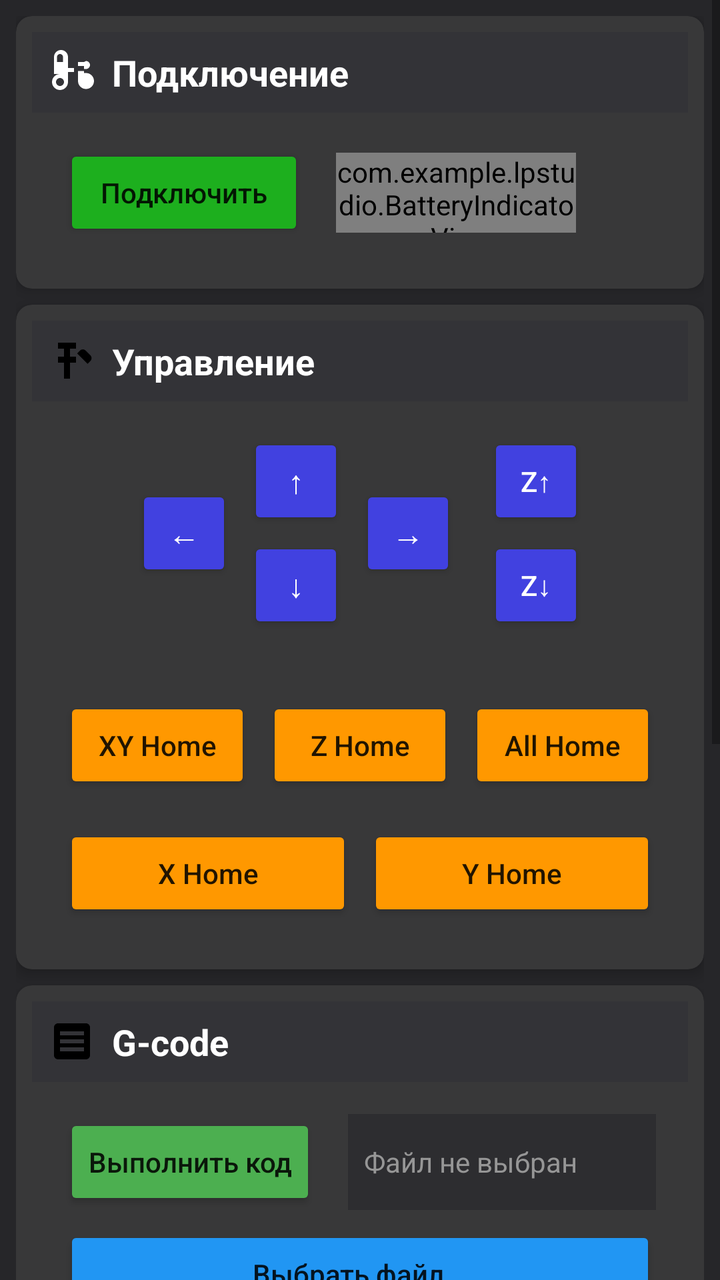
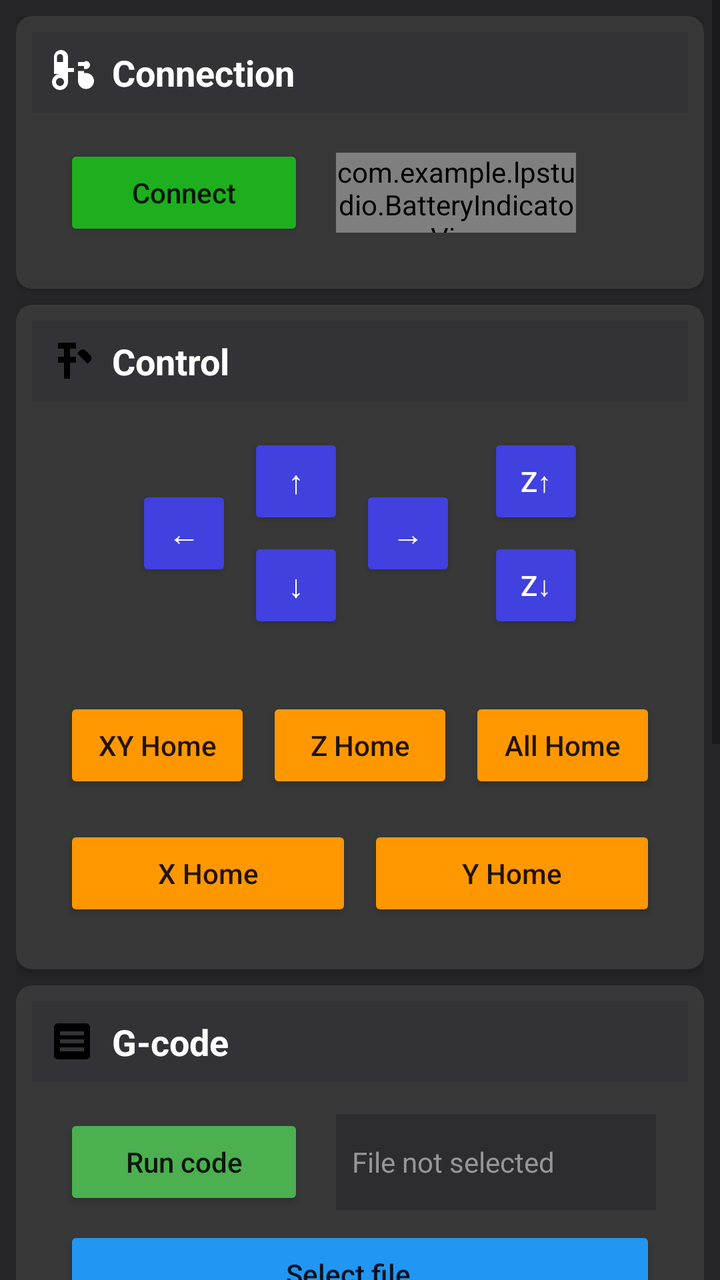

Screens rendered from an Android XML layout before and after an edit, with the pre-edit source and the edit as a unified diff.
<!-- AndroidManifest.xml: application theme Theme.LPStudio -->
<!-- res/layout/fragment_device.xml -->
<?xml version="1.0" encoding="utf-8"?>
<ScrollView xmlns:android="http://schemas.android.com/apk/res/android"
    xmlns:app="http://schemas.android.com/apk/res-auto"
    xmlns:tools="http://schemas.android.com/tools"
    android:layout_width="match_parent"
    android:layout_height="match_parent"
    android:background="@color/dark_background">

    <LinearLayout
        android:layout_width="match_parent"
        android:layout_height="wrap_content"
        android:orientation="vertical"
        android:padding="8dp">

        
        <androidx.cardview.widget.CardView
            android:layout_width="match_parent"
            android:layout_height="wrap_content"
            android:layout_marginBottom="8dp"
            app:cardBackgroundColor="@color/panel_background"
            app:cardCornerRadius="8dp"
            app:cardElevation="4dp">

            <LinearLayout
                android:layout_width="match_parent"
                android:layout_height="wrap_content"
                android:orientation="vertical"
                android:padding="8dp">

                
                <LinearLayout
                    android:layout_width="match_parent"
                    android:layout_height="wrap_content"
                    android:orientation="horizontal"
                    android:background="@color/panel_header"
                    android:padding="8dp"
                    android:gravity="center_vertical">

                    <ImageView
                        android:layout_width="24dp"
                        android:layout_height="24dp"
                        android:layout_marginEnd="8dp"
                        android:src="@drawable/ic_bluetooth" />

                    <TextView
                        android:layout_width="wrap_content"
                        android:layout_height="wrap_content"
                        android:text="Подключение"
                        android:textColor="@android:color/white"
                        android:textSize="18sp"
                        android:textStyle="bold" />

                </LinearLayout>

                
                <LinearLayout
                    android:layout_width="match_parent"
                    android:layout_height="wrap_content"
                    android:orientation="horizontal"
                    android:padding="16dp"
                    android:gravity="center_vertical">

                    <Button
                        android:id="@+id/connectButton"
                        android:layout_width="wrap_content"
                        android:layout_height="48dp"
                        android:layout_marginEnd="16dp"
                        android:minWidth="120dp"
                        android:text="Подключить"
                        android:textAllCaps="false"
                        android:backgroundTint="@color/connect"
                        style="@style/Widget.AppCompat.Button" />

                    <com.example.lpstudio.BatteryIndicatorView
                        android:id="@+id/batteryIndicator"
                        android:layout_width="120dp"
                        android:layout_height="40dp" />

                </LinearLayout>

            </LinearLayout>

        </androidx.cardview.widget.CardView>

        
        <androidx.cardview.widget.CardView
            android:layout_width="match_parent"
            android:layout_height="wrap_content"
            android:layout_marginBottom="8dp"
            app:cardBackgroundColor="@color/panel_background"
            app:cardCornerRadius="8dp"
            app:cardElevation="4dp">

            <LinearLayout
                android:layout_width="match_parent"
                android:layout_height="wrap_content"
                android:orientation="vertical"
                android:padding="8dp">
				
                <LinearLayout
                    android:layout_width="match_parent"
                    android:layout_height="wrap_content"
                    android:orientation="horizontal"
                    android:background="@color/panel_header"
                    android:padding="8dp"
                    android:gravity="center_vertical">

                    <ImageView
                        android:layout_width="24dp"
                        android:layout_height="24dp"
                        android:layout_marginEnd="8dp"
                        android:src="@drawable/ic_tool" />

                    <TextView
                        android:layout_width="wrap_content"
                        android:layout_height="wrap_content"
                        android:text="Управление"
                        android:textColor="@android:color/white"
                        android:textSize="18sp"
                        android:textStyle="bold" />

                </LinearLayout>

                
                <LinearLayout
                    android:layout_width="match_parent"
                    android:layout_height="wrap_content"
                    android:orientation="horizontal"
                    android:padding="16dp"
                    android:gravity="center">

                    
                    <Button
                        android:id="@+id/moveXLeftButton"
                        android:layout_width="48dp"
                        android:layout_height="48dp"
                        android:layout_marginEnd="8dp"
                        android:backgroundTint="@color/movement_button"
                        android:text="←"
                        android:textColor="@android:color/white"
                        android:textSize="16sp" />

                    
                    <LinearLayout
                        android:layout_width="wrap_content"
                        android:layout_height="wrap_content"
                        android:orientation="vertical"
                        android:layout_marginEnd="8dp">

                        <Button
                            android:id="@+id/moveYUpButton"
                            android:layout_width="48dp"
                            android:layout_height="48dp"
                            android:layout_marginBottom="4dp"
                            android:backgroundTint="@color/movement_button"
                            android:text="↑"
                            android:textColor="@android:color/white"
                            android:textSize="16sp" />

                        <Button
                            android:id="@+id/moveYDownButton"
                            android:layout_width="48dp"
                            android:layout_height="48dp"
                            android:backgroundTint="@color/movement_button"
                            android:text="↓"
                            android:textColor="@android:color/white"
                            android:textSize="16sp" />

                    </LinearLayout>

                    
                    <Button
                        android:id="@+id/moveXRightButton"
                        android:layout_width="48dp"
                        android:layout_height="48dp"
                        android:layout_marginEnd="16dp"
                        android:backgroundTint="@color/movement_button"
                        android:text="→"
                        android:textColor="@android:color/white"
                        android:textSize="16sp" />

                    
                    <LinearLayout
                        android:layout_width="wrap_content"
                        android:layout_height="wrap_content"
                        android:orientation="vertical">
						<Button
                            android:id="@+id/moveZUpButton"
                            android:layout_width="48dp"
                            android:layout_height="48dp"
                            android:layout_marginBottom="4dp"
                            android:backgroundTint="@color/movement_button"
                            android:text="Z↑"
                            android:textColor="@android:color/white"
                            android:textSize="14sp" />

                        <Button
                            android:id="@+id/moveZDownButton"
                            android:layout_width="48dp"
                            android:layout_height="48dp"
                            android:backgroundTint="@color/movement_button"
                            android:text="Z↓"
                            android:textColor="@android:color/white"
                            android:textSize="14sp" />

                    </LinearLayout>

                </LinearLayout>

                
                <LinearLayout
                    android:layout_width="match_parent"
                    android:layout_height="wrap_content"
                    android:orientation="horizontal"
                    android:padding="16dp"
                    android:gravity="center">

                    <Button
                        android:id="@+id/homeXYButton"
                        android:layout_width="0dp"
                        android:layout_height="48dp"
                        android:layout_weight="1"
                        android:layout_marginEnd="8dp"
                        android:backgroundTint="@color/home_button"
                        android:text="XY Home"
                        android:textAllCaps="false"
                        style="@style/Widget.AppCompat.Button" />

                    <Button
                        android:id="@+id/homeZButton"
                        android:layout_width="0dp"
                        android:layout_height="48dp"
                        android:layout_weight="1"
                        android:layout_marginEnd="8dp"
                        android:backgroundTint="@color/home_button"
                        android:text="Z Home"
                        android:textAllCaps="false"
                        style="@style/Widget.AppCompat.Button" />

                    <Button
                        android:id="@+id/homeAllButton"
                        android:layout_width="0dp"
                        android:layout_height="48dp"
                        android:layout_weight="1"
                        android:backgroundTint="@color/home_button"
                        android:text="All Home"
                        android:textAllCaps="false"
                        style="@style/Widget.AppCompat.Button" />

                </LinearLayout>

                
                <LinearLayout
                    android:layout_width="match_parent"
                    android:layout_height="wrap_content"
                    android:orientation="horizontal"
                    android:paddingHorizontal="16dp"
                    android:paddingBottom="16dp"
                    android:gravity="center">

                    <Button
                        android:id="@+id/homeXButton"
                        android:layout_width="0dp"
                        android:layout_height="48dp"
                        android:layout_weight="1"
                        android:layout_marginEnd="8dp"
                        android:backgroundTint="@color/home_button"
                        android:text="X Home"
                        android:textAllCaps="false"
                        style="@style/Widget.AppCompat.Button" />
						<Button
                        android:id="@+id/homeYButton"
                        android:layout_width="0dp"
                        android:layout_height="48dp"
                        android:layout_weight="1"
                        android:backgroundTint="@color/home_button"
                        android:text="Y Home"
                        android:textAllCaps="false"
                        style="@style/Widget.AppCompat.Button" />

                </LinearLayout>

            </LinearLayout>

        </androidx.cardview.widget.CardView>

        
        <androidx.cardview.widget.CardView
            android:layout_width="match_parent"
            android:layout_height="wrap_content"
            android:layout_marginBottom="8dp"
            app:cardBackgroundColor="@color/panel_background"
            app:cardCornerRadius="8dp"
            app:cardElevation="4dp">

            <LinearLayout
                android:layout_width="match_parent"
                android:layout_height="wrap_content"
                android:orientation="vertical"
                android:padding="8dp">

                
                <LinearLayout
                    android:layout_width="match_parent"
                    android:layout_height="wrap_content"
                    android:orientation="horizontal"
                    android:background="@color/panel_header"
                    android:padding="8dp"
                    android:gravity="center_vertical">

                    <ImageView
                        android:layout_width="24dp"
                        android:layout_height="24dp"
                        android:layout_marginEnd="8dp"
                        android:src="@drawable/ic_gcode" />

                    <TextView
                        android:layout_width="wrap_content"
                        android:layout_height="wrap_content"
                        android:text="G-code"
                        android:textColor="@android:color/white"
                        android:textSize="18sp"
                        android:textStyle="bold" />

                </LinearLayout>

                
                <LinearLayout
                    android:layout_width="match_parent"
                    android:layout_height="wrap_content"
                    android:orientation="vertical"
                    android:padding="16dp">

                    <LinearLayout
                        android:layout_width="match_parent"
                        android:layout_height="wrap_content"
                        android:orientation="horizontal"
                        android:layout_marginBottom="8dp">

                        <Button
                            android:id="@+id/executeButton"
                            android:layout_width="wrap_content"
                            android:layout_height="48dp"
                            android:layout_marginEnd="16dp"
                            android:minWidth="120dp"
                            android:text="Выполнить код"
                            android:textAllCaps="false"
                            android:backgroundTint="@color/execute_button"
                            style="@style/Widget.AppCompat.Button" />

                        <TextView
                            android:id="@+id/filePathTextView"
                            android:layout_width="0dp"
                            android:layout_height="48dp"
                            android:layout_weight="1"
                            android:background="@color/edit_text_background"
                            android:gravity="center_vertical"
                            android:paddingStart="8dp"
                            android:paddingEnd="8dp"
                            android:text="Файл не выбран"
                            android:textColor="@color/text_secondary"
                            android:ellipsize="end"
                            android:singleLine="true" />
							</LinearLayout>

                    <Button
                        android:id="@+id/browseButton"
                        android:layout_width="match_parent"
                        android:layout_height="48dp"
                        android:text="Выбрать файл..."
                        android:textAllCaps="false"
                        android:backgroundTint="@color/browse_button"
                        style="@style/Widget.AppCompat.Button" />

                </LinearLayout>

            </LinearLayout>

        </androidx.cardview.widget.CardView>

        
        <androidx.cardview.widget.CardView
            android:layout_width="match_parent"
            android:layout_height="400dp"
            app:cardBackgroundColor="@color/panel_background"
            app:cardCornerRadius="8dp"
            app:cardElevation="4dp">

            <LinearLayout
                android:layout_width="match_parent"
                android:layout_height="match_parent"
                android:orientation="vertical">

                
                <LinearLayout
                    android:layout_width="match_parent"
                    android:layout_height="wrap_content"
                    android:orientation="horizontal"
                    android:background="@color/panel_header"
                    android:padding="8dp"
                    android:gravity="center_vertical">

                    <ImageView
                        android:layout_width="24dp"
                        android:layout_height="24dp"
                        android:layout_marginEnd="8dp"
                        android:src="@drawable/ic_console" />

                    <TextView
                        android:layout_width="wrap_content"
                        android:layout_height="wrap_content"
                        android:text="Консоль"
                        android:textColor="@android:color/white"
                        android:textSize="18sp"
                        android:textStyle="bold" />

                </LinearLayout>

                
                <ScrollView
                    android:id="@+id/consoleScrollView"
                    android:layout_width="match_parent"
                    android:layout_height="0dp"
                    android:layout_weight="1"
                    android:padding="8dp"
                    android:background="@color/console_background">

                    <TextView
                        android:id="@+id/consoleTextView"
                        android:layout_width="match_parent"
                        android:layout_height="wrap_content"
                        android:fontFamily="monospace"
                        android:textColor="@color/console_text"
                        android:textSize="12sp"
                        android:lineSpacingExtra="2dp" />

                </ScrollView>

            </LinearLayout>

        </androidx.cardview.widget.CardView>

    </LinearLayout>

</ScrollView>
<!-- resources referenced by this layout -->
<resources>
  <color name="browse_button">#2196F3</color>
  <color name="connect">#1DAF1E</color>
  <color name="console_background">#1E1E1E</color>
  <color name="console_text">#96C6FF</color>
  <color name="dark_background">#262629</color>
  <color name="edit_text_background">#2D2D30</color>
  <color name="execute_button">#4CAF50</color>
  <color name="home_button">#FF9800</color>
  <color name="movement_button">#4141E0</color>
  <color name="panel_background">#383839</color>
  <color name="panel_header">#333337</color>
  <color name="text_secondary">#969696</color>
  <!-- drawable ic_bluetooth (drawable) -->
  <vector xmlns:android="http://schemas.android.com/apk/res/android"
      android:width="24dp"
      android:height="24dp"
      android:viewportWidth="24"
      android:viewportHeight="24">
      <path
          android:fillColor="#FFFFFF"
          android:pathData="M6,13c-2.2,0 -4,1.8 -4,4s1.8,4 4,4 4,-1.8 4,-4v-5h3v-2h-3V4.5C10,2.57 8.43,1 6.5,1S3,2.57 3,4.5V13h3zM6,3c0.8,0 1.5,0.7 1.5,1.5V7H4.5V4.5C4.5,3.7 5.2,3 6,3zM6,19c-1.1,0 -2,-0.9 -2,-2s0.9,-2 2,-2 2,0.9 2,2 -0.9,2 -2,2zM18,7h-3v2h3v2.5h-3v5c0,2.2 1.8,4 4,4s4,-1.8 4,-4 -1.8,-4 -4,-4h-1v-2h1c1.1,0 2,-0.9 2,-2s-0.9,-2 -2,-2z"/>
  </vector>
  <!-- drawable ic_console (drawable) -->
  <vector xmlns:android="http://schemas.android.com/apk/res/android"
      android:width="24dp"
      android:height="24dp"
      android:viewportWidth="24"
      android:viewportHeight="24">
      <path
          android:fillColor="#FF000000"
          android:pathData="M20,18H4V6H20M20,4H4C2.9,4 2,4.9 2,6V18C2,19.1 2.9,20 4,20H20C21.1,20 22,19.1 22,18V6C22,4.9 21.1,4 20,4M13,17H15V15H13M9.33,11H14.67L12,7.5" />
  </vector>
  <!-- drawable ic_gcode (drawable) -->
  <vector xmlns:android="http://schemas.android.com/apk/res/android"
      android:width="24dp"
      android:height="24dp"
      android:viewportWidth="24"
      android:viewportHeight="24">
      <path
          android:fillColor="#FF000000"
          android:pathData="M5,3C3.89,3 3,3.9 3,5V19C3,20.1 3.9,21 5,21H19C20.1,21 21,20.1 21,19V5C21,3.9 20.1,3 19,3H5M6,7H18V9H6V7M6,11H18V13H6V11M6,15H18V17H6V15Z" />
  </vector>
  <!-- drawable ic_tool (drawable) -->
  <vector xmlns:android="http://schemas.android.com/apk/res/android"
      android:width="24dp"
      android:height="24dp"
      android:viewportWidth="24"
      android:viewportHeight="24">
      <path
          android:fillColor="#FF000000"
          android:pathData="M19.78,13.57L21.18,12.16C21.97,11.37 21.97,10.1 21.18,9.31L18.83,6.96C18.04,6.17 16.77,6.17 15.98,6.96L14.58,8.36L19.78,13.57M5,3V6H8V10H5V13H8V21H11V13H14V10H11V6H14V3H5Z" />
  </vector>
  <style name="Theme.LPStudio" parent="Theme.AppCompat.Light.DarkActionBar">
          
          <item name="colorPrimary">@color/purple_500</item>
          <item name="colorPrimaryVariant">@color/purple_700</item>
          <item name="colorOnPrimary">@color/white</item>
          
          <item name="colorSecondary">@color/teal_200</item>
          <item name="colorSecondaryVariant">@color/teal_700</item>
          <item name="colorOnSecondary">@color/black</item>
          
          <item name="android:statusBarColor">?attr/colorPrimaryVariant</item>
          
      </style>
  <color name="purple_500">#6200EE</color>
  <color name="purple_700">#3700B3</color>
  <color name="white">#FFFFFFFF</color>
  <color name="teal_200">#03DAC5</color>
  <color name="teal_700">#018786</color>
  <color name="black">#FF000000</color>
</resources>

<!-- the commit's change to res/layout/fragment_device.xml (unified diff, before → after) -->
@@ -45,7 +45,7 @@
                     <TextView
                         android:layout_width="wrap_content"
                         android:layout_height="wrap_content"
-                        android:text="Подключение"
+                        android:text="Connection"
                         android:textColor="@android:color/white"
                         android:textSize="18sp"
                         android:textStyle="bold" />
@@ -66,7 +66,7 @@
                         android:layout_height="48dp"
                         android:layout_marginEnd="16dp"
                         android:minWidth="120dp"
-                        android:text="Подключить"
+                        android:text="Connect"
                         android:textAllCaps="false"
                         android:backgroundTint="@color/connect"
                         style="@style/Widget.AppCompat.Button" />
@@ -114,7 +114,7 @@
                     <TextView
                         android:layout_width="wrap_content"
                         android:layout_height="wrap_content"
-                        android:text="Управление"
+                        android:text="Control"
                         android:textColor="@android:color/white"
                         android:textSize="18sp"
                         android:textStyle="bold" />
@@ -343,7 +343,7 @@
                             android:layout_height="48dp"
                             android:layout_marginEnd="16dp"
                             android:minWidth="120dp"
-                            android:text="Выполнить код"
+                            android:text="Run code"
                             android:textAllCaps="false"
                             android:backgroundTint="@color/execute_button"
                             style="@style/Widget.AppCompat.Button" />
@@ -357,7 +357,7 @@
                             android:gravity="center_vertical"
                             android:paddingStart="8dp"
                             android:paddingEnd="8dp"
-                            android:text="Файл не выбран"
+                            android:text="File not selected"
                             android:textColor="@color/text_secondary"
                             android:ellipsize="end"
                             android:singleLine="true" />
@@ -367,7 +367,7 @@
                         android:id="@+id/browseButton"
                         android:layout_width="match_parent"
                         android:layout_height="48dp"
-                        android:text="Выбрать файл..."
+                        android:text="Select file..."
                         android:textAllCaps="false"
                         android:backgroundTint="@color/browse_button"
                         style="@style/Widget.AppCompat.Button" />
@@ -409,7 +409,7 @@
                     <TextView
                         android:layout_width="wrap_content"
                         android:layout_height="wrap_content"
-                        android:text="Консоль"
+                        android:text="Console"
                         android:textColor="@android:color/white"
                         android:textSize="18sp"
                         android:textStyle="bold" />
